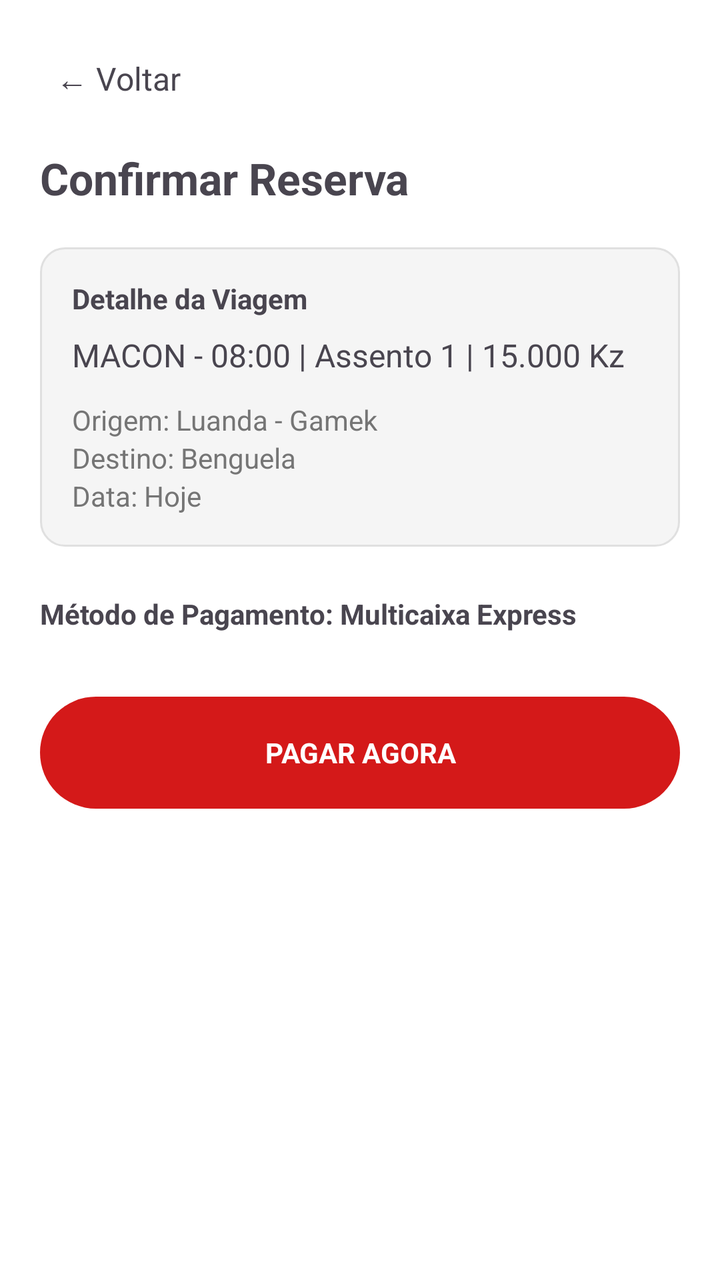
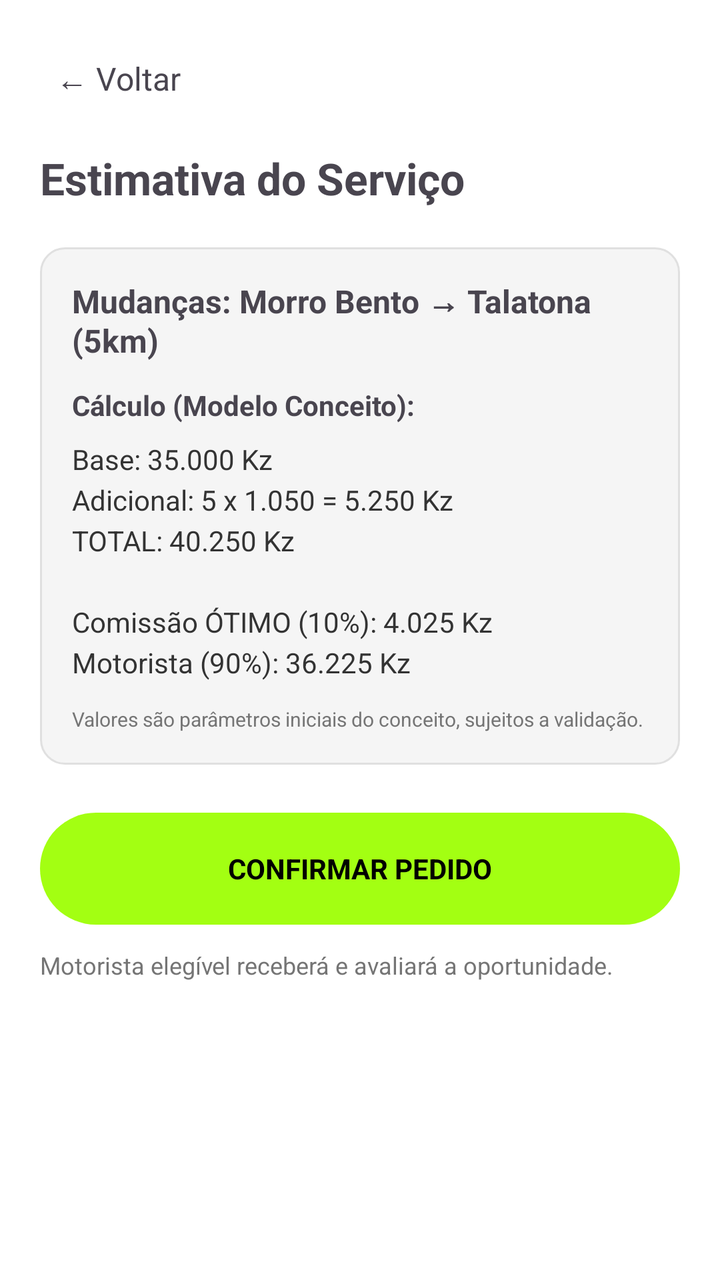

The first picture is an Android layout as it rendered before a commit; the second is the same layout after the commit. The layout source and the unified diff follow.
<!-- AndroidManifest.xml: application theme Theme.OtimoAngola -->
<!-- res/layout/activity_reserva.xml -->
<?xml version="1.0" encoding="utf-8"?>
<LinearLayout xmlns:android="http://schemas.android.com/apk/res/android"
    android:layout_width="match_parent"
    android:layout_height="match_parent"
    android:orientation="vertical"
    android:background="#FFFFFF"
    android:padding="20dp">

    <TextView android:id="@+id/btnVoltarConfirmar"
        android:layout_width="wrap_content" android:layout_height="wrap_content"
        android:text="← Voltar" android:textSize="16sp" android:padding="8dp"/>

    <TextView android:layout_width="wrap_content" android:layout_height="wrap_content"
        android:layout_marginTop="16dp"
        android:text="Confirmar Reserva"
        android:textSize="22sp" android:textStyle="bold"/>

    <LinearLayout android:layout_width="match_parent" android:layout_height="wrap_content"
        android:orientation="vertical" android:layout_marginTop="20dp"
        android:background="@drawable/bg_gray_rounded" android:padding="16dp">

        <TextView android:layout_width="wrap_content" android:layout_height="wrap_content"
            android:text="Detalhe da Viagem" android:textStyle="bold"/>

        <TextView android:id="@+id/txtDetalheViagem"
            android:layout_width="wrap_content" android:layout_height="wrap_content"
            android:layout_marginTop="8dp"
            android:text="MACON - 08:00 | Assento 1 | 15.000 Kz"
            android:textSize="16sp"/>

        <TextView android:layout_width="wrap_content" android:layout_height="wrap_content"
            android:layout_marginTop="12dp"
            android:text="Origem: Luanda - Gamek"
            android:textColor="#757575"/>
        <TextView android:layout_width="wrap_content" android:layout_height="wrap_content"
            android:text="Destino: Benguela"
            android:textColor="#757575"/>
        <TextView android:layout_width="wrap_content" android:layout_height="wrap_content"
            android:text="Data: Hoje"
            android:textColor="#757575"/>
    </LinearLayout>

    <TextView android:layout_width="wrap_content" android:layout_height="wrap_content"
        android:layout_marginTop="24dp"
        android:text="Método de Pagamento: Multicaixa Express" android:textStyle="bold"/>

    <TextView android:id="@+id/btnPagar"
        android:layout_width="match_parent" android:layout_height="56dp"
        android:layout_marginTop="32dp"
        android:text="PAGAR AGORA" android:gravity="center"
        android:background="@drawable/bg_red_rounded" android:textColor="#FFFFFF"
        android:textStyle="bold"/>

</LinearLayout>
<!-- resources referenced by this layout -->
<resources>
  <!-- drawable bg_gray_rounded (drawable) -->
  <?xml version="1.0" encoding="utf-8"?>
  <shape xmlns:android="http://schemas.android.com/apk/res/android"
      android:shape="rectangle">
      <corners android:radius="12dp"/>
      <solid android:color="#F5F5F5"/>
      <stroke android:width="1dp" android:color="#E0E0E0"/>
  </shape>
  <!-- drawable bg_red_rounded (drawable) -->
  <?xml version="1.0" encoding="utf-8"?>
  <shape xmlns:android="http://schemas.android.com/apk/res/android"
      android:shape="rectangle">
      <corners android:radius="28dp"/>
      <solid android:color="#D41919"/>
  </shape>
  <style name="Theme.OtimoAngola" parent="Theme.Material3.DayNight.NoActionBar">
          <item name="colorPrimary">#D41919</item>
          <item name="android:statusBarColor">#D41919</item>
      </style>
</resources>

<!-- the commit's change to res/layout/activity_reserva.xml (unified diff, before → after) -->
@@ -1,54 +1,42 @@
 <?xml version="1.0" encoding="utf-8"?>
 <LinearLayout xmlns:android="http://schemas.android.com/apk/res/android"
-    android:layout_width="match_parent"
-    android:layout_height="match_parent"
-    android:orientation="vertical"
-    android:background="#FFFFFF"
-    android:padding="20dp">
+    android:layout_width="match_parent" android:layout_height="match_parent"
+    android:orientation="vertical" android:background="#FFFFFF" android:padding="20dp">
 
     <TextView android:id="@+id/btnVoltarConfirmar"
         android:layout_width="wrap_content" android:layout_height="wrap_content"
         android:text="← Voltar" android:textSize="16sp" android:padding="8dp"/>
 
     <TextView android:layout_width="wrap_content" android:layout_height="wrap_content"
-        android:layout_marginTop="16dp"
-        android:text="Confirmar Reserva"
-        android:textSize="22sp" android:textStyle="bold"/>
+        android:layout_marginTop="16dp" android:text="Estimativa do Serviço" android:textSize="22sp" android:textStyle="bold"/>
 
     <LinearLayout android:layout_width="match_parent" android:layout_height="wrap_content"
         android:orientation="vertical" android:layout_marginTop="20dp"
         android:background="@drawable/bg_gray_rounded" android:padding="16dp">
 
-        <TextView android:layout_width="wrap_content" android:layout_height="wrap_content"
-            android:text="Detalhe da Viagem" android:textStyle="bold"/>
-
         <TextView android:id="@+id/txtDetalheViagem"
             android:layout_width="wrap_content" android:layout_height="wrap_content"
-            android:layout_marginTop="8dp"
-            android:text="MACON - 08:00 | Assento 1 | 15.000 Kz"
-            android:textSize="16sp"/>
+            android:text="Mudanças: Morro Bento → Talatona (5km)" android:textSize="16sp" android:textStyle="bold"/>
 
         <TextView android:layout_width="wrap_content" android:layout_height="wrap_content"
-            android:layout_marginTop="12dp"
-            android:text="Origem: Luanda - Gamek"
-            android:textColor="#757575"/>
+            android:layout_marginTop="12dp" android:text="Cálculo (Modelo Conceito):" android:textStyle="bold"/>
+
+        <TextView android:id="@+id/txtCalculo"
+            android:layout_width="wrap_content" android:layout_height="wrap_content"
+            android:layout_marginTop="8dp"
+            android:text="Base: 35.000 Kz&#10;Adicional: 5 x 1.050 = 5.250 Kz&#10;TOTAL: 40.250 Kz&#10;&#10;Comissão ÓTIMO (10%): 4.025 Kz&#10;Motorista (90%): 36.225 Kz"
+            android:textColor="#333333" android:lineSpacingExtra="4dp"/>
+
         <TextView android:layout_width="wrap_content" android:layout_height="wrap_content"
-            android:text="Destino: Benguela"
-            android:textColor="#757575"/>
-        <TextView android:layout_width="wrap_content" android:layout_height="wrap_content"
-            android:text="Data: Hoje"
-            android:textColor="#757575"/>
+            android:layout_marginTop="12dp" android:text="Valores são parâmetros iniciais do conceito, sujeitos a validação." android:textSize="10sp" android:textColor="#757575"/>
     </LinearLayout>
-
-    <TextView android:layout_width="wrap_content" android:layout_height="wrap_content"
-        android:layout_marginTop="24dp"
-        android:text="Método de Pagamento: Multicaixa Express" android:textStyle="bold"/>
 
     <TextView android:id="@+id/btnPagar"
         android:layout_width="match_parent" android:layout_height="56dp"
-        android:layout_marginTop="32dp"
-        android:text="PAGAR AGORA" android:gravity="center"
-        android:background="@drawable/bg_red_rounded" android:textColor="#FFFFFF"
-        android:textStyle="bold"/>
+        android:layout_marginTop="24dp" android:text="CONFIRMAR PEDIDO" android:gravity="center"
+        android:background="@drawable/bg_red_rounded" android:textColor="#000000"
+        android:textStyle="bold" android:backgroundTint="#A3FF12"/>
 
+    <TextView android:layout_width="wrap_content" android:layout_height="wrap_content"
+        android:layout_marginTop="12dp" android:text="Motorista elegível receberá e avaliará a oportunidade." android:textColor="#757575" android:textSize="12sp" android:gravity="center"/>
 </LinearLayout>
